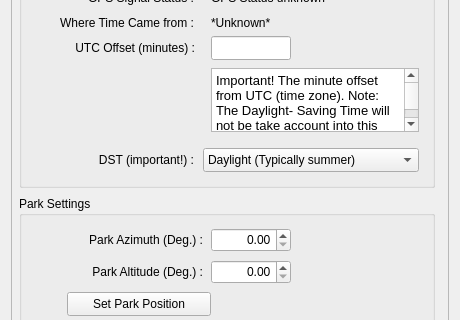
Above: iOptronV3.ui from rpineau/iOptronV3 before the change; both pictures show x 0 to 460 and y 87 to 407 of the 460 by 730 pixel window. Below: the same form after it.
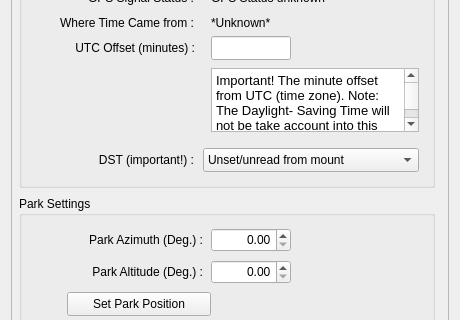
That is the form after the change. Custom widgets are drawn as their Qt base class.

Commit message: Working on getting DST and UTC offset from mount and displaying on settings page.

```diff
--- a/iOptronV3.ui
+++ b/iOptronV3.ui
@@ -224,6 +224,11 @@
        <property name="combo_standard" stdset="0">
         <string/>
        </property>
+       <item>
+        <property name="text">
+         <string>Unset/unread from mount</string>
+        </property>
+       </item>
        <item>
         <property name="text">
          <string>Daylight (Typically summer)</string>
```
The commit also changes 3 other files.
